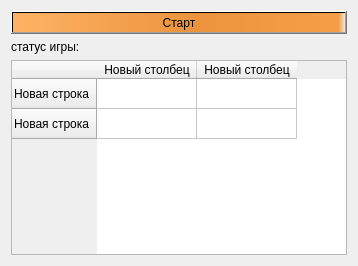
Above: gamesettings.ui from RamuchiRam/qt6 before the change. Below: the same form after it.
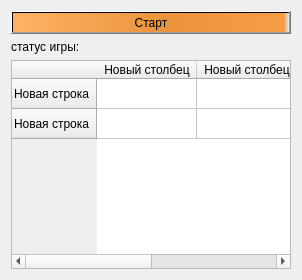
That is the form after the change.

Patch:
```diff
--- a/gamesettings.ui
+++ b/gamesettings.ui
@@ -6,8 +6,8 @@
    <rect>
     <x>0</x>
     <y>0</y>
-    <width>358</width>
-    <height>266</height>
+    <width>302</width>
+    <height>280</height>
    </rect>
   </property>
   <property name="sizePolicy">
```
Left out of the diff: 2 changed lines with no effect on the pictures.
